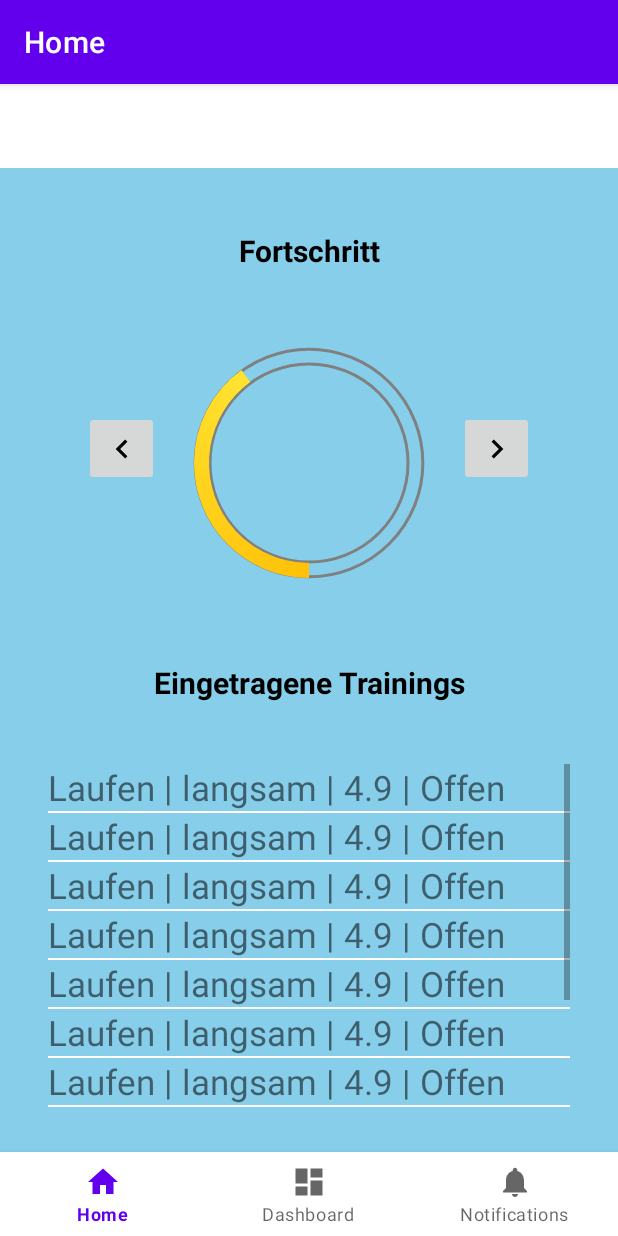
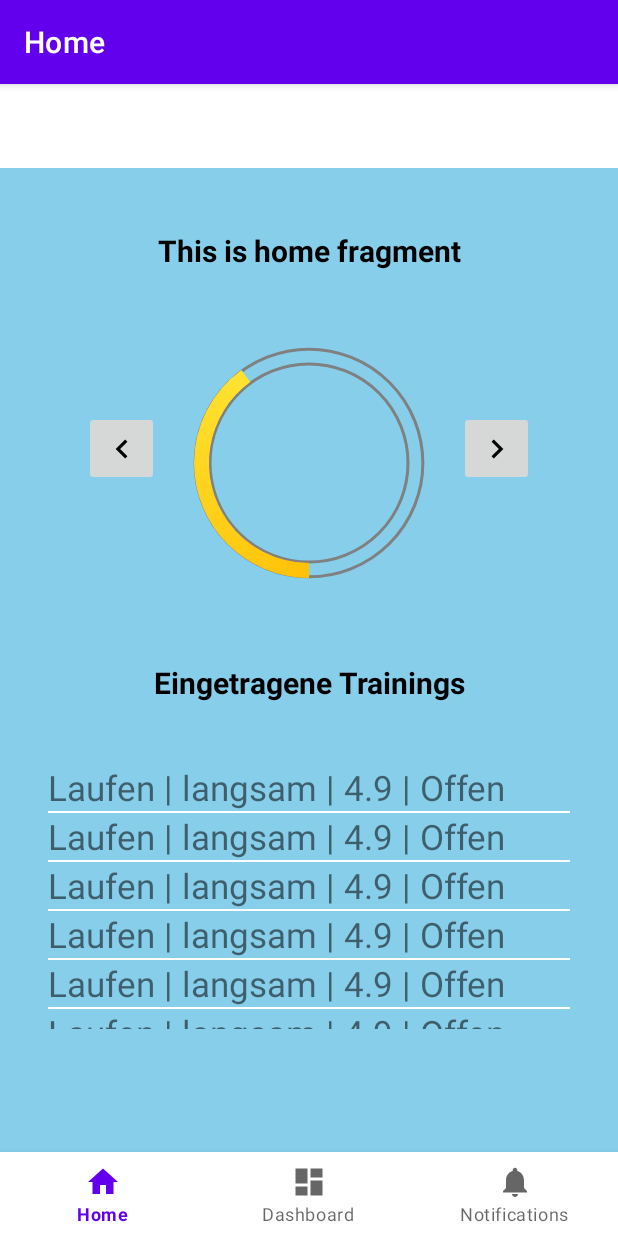
Before and after one commit to Louiz7007/FitnessApp, an Android app: the HomeFragment screen opened directly, with no data from a screen before it, on a phone screen of 412 x 824 dp. Run offline under Robolectric (Android 15) with nearby library versions, the phone set to English and light mode, and no system bars; our stand-ins replace navigation-ui.

Commit message:
Änderungen

```diff
--- a/app/src/main/java/com/example/fitnessapp/DBOpenHelper.java
+++ b/app/src/main/java/com/example/fitnessapp/DBOpenHelper.java
@@ -140,8 +140,4 @@ public class DBOpenHelper extends SQLiteOpenHelper {
         return result;
     }
 
-    // Drop whole user Table
-    public void dropTableUser() {
-        getWritableDatabase().rawQuery("DROP TABLE IF EXISTS user", null);
-    }
 }
--- a/app/src/main/java/com/example/fitnessapp/ui/home/HomeFragment.java
+++ b/app/src/main/java/com/example/fitnessapp/ui/home/HomeFragment.java
@@ -36,7 +36,7 @@ public class HomeFragment extends Fragment {
         super.onCreate(savedInstanceState);
         helper = new DBOpenHelper(getActivity());
 
-        for(int i = 0; i < 15; i++) {
+        for(int i = 0; i < 6; i++) {
             helper.testDatensatz();
             helper.testDatensatzZwei();
         }
@@ -51,7 +51,7 @@ public class HomeFragment extends Fragment {
         binding = FragmentHomeBinding.inflate(inflater, container, false);
         View root = binding.getRoot();
 
-        final TextView textView = binding.textHome;
+        final TextView textView = binding.viewProgress;
         homeViewModel.getText().observe(getViewLifecycleOwner(), textView::setText);
         cursor = helper.selectTodaysTraining();
         ArrayList<String> trainingList = new ArrayList<>();
@@ -62,7 +62,7 @@ public class HomeFragment extends Fragment {
         }
         ArrayAdapter<String> adapter = new ArrayAdapter<>(getActivity(), R.layout.list_item, trainingList);
         binding.trainingsListView.setAdapter(adapter);
-        binding.textHome.setOnClickListener(v -> {
+        binding.viewProgress.setOnClickListener(v -> {
             helper.deleteUserTrainingAndTrainings();
         });
 
--- a/app/src/main/res/layout/fragment_home.xml
+++ b/app/src/main/res/layout/fragment_home.xml
@@ -98,8 +98,9 @@
                 <ListView
                     android:id="@+id/trainingsListView"
                     android:layout_width="match_parent"
-                    android:layout_height="290dp"
+                    android:layout_height="wrap_content"
                     android:layout_marginTop="15dp"
+                    android:layout_marginBottom="?attr/actionBarSize"
                     android:divider="@android:color/white"
                     android:dividerHeight="1dp"
                     android:paddingTop="25dp" />
```
